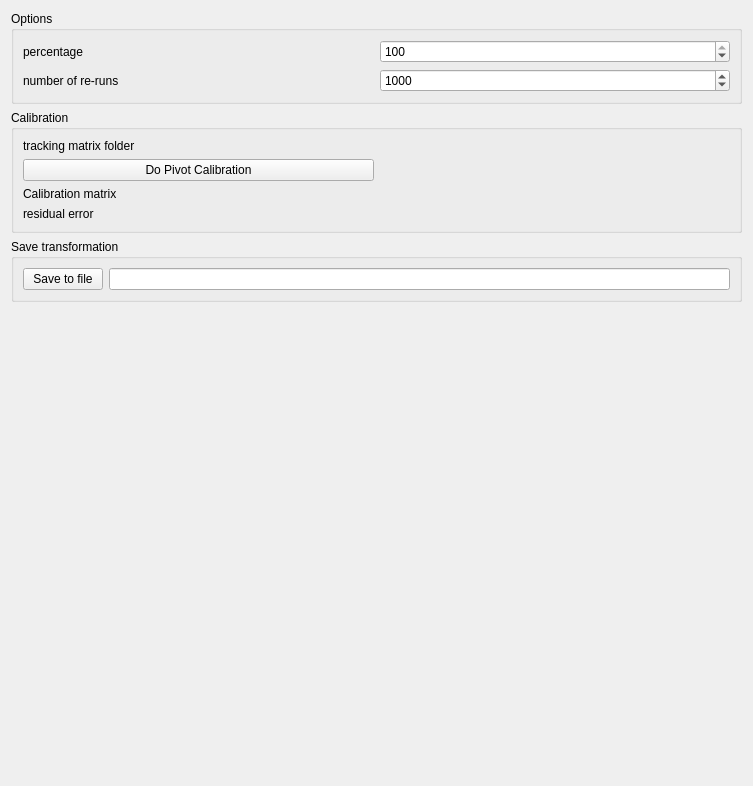
Before: the Qt Designer form Code/Gui/MITK/Plugins/uk.ac.ucl.cmic.igipivotcalibration/src/internal/PivotCalibrationView.ui in NifTK/NifTK, drawn with Qt 5.
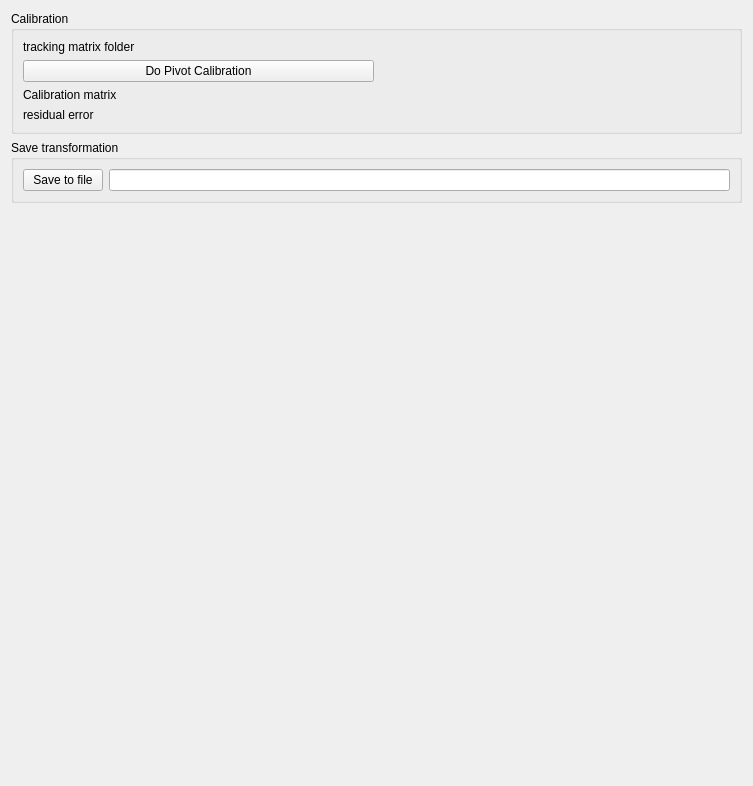
After: the same form once the commit is applied. Custom widgets are drawn as their Qt base class.

The edit to the form file:
```diff
--- a/Code/Gui/MITK/Plugins/uk.ac.ucl.cmic.igipivotcalibration/src/internal/PivotCalibrationView.ui
+++ b/Code/Gui/MITK/Plugins/uk.ac.ucl.cmic.igipivotcalibration/src/internal/PivotCalibrationView.ui
@@ -15,60 +15,7 @@
   </property>
   <layout class="QVBoxLayout" name="verticalLayout_2">
    <item>
-    <widget class="QGroupBox" name="m_SegmetationGroup">
-     <property name="title">
-      <string>Options</string>
-     </property>
-     <layout class="QGridLayout" name="gridLayout_22">
-      <item row="0" column="0">
-       <layout class="QGridLayout" name="gridLayout_17">
-        <item row="0" column="0">
-         <widget class="QLabel" name="m_PercentageLabel">
-          <property name="text">
-           <string>percentage</string>
-          </property>
-         </widget>
-        </item>
-        <item row="0" column="1">
-         <widget class="QSpinBox" name="m_PercentageSpinBox">
-          <property name="maximum">
-           <number>100</number>
-          </property>
-          <property name="value">
-           <number>100</number>
-          </property>
-         </widget>
-        </item>
-        <item row="1" column="1">
-         <widget class="QSpinBox" name="m_NumberOfReRunsSpinBox">
-          <property name="minimum">
-           <number>1</number>
-          </property>
-          <property name="maximum">
-           <number>100000</number>
-          </property>
-          <property name="singleStep">
-           <number>1</number>
-          </property>
-          <property name="value">
-           <number>1000</number>
-          </property>
-         </widget>
-        </item>
-        <item row="1" column="0">
-         <widget class="QLabel" name="m_VesselHistPeakLabel">
-          <property name="text">
-           <string>number of re-runs</string>
-          </property>
-         </widget>
-        </item>
-       </layout>
-      </item>
-     </layout>
-    </widget>
-   </item>
-   <item>
-    <widget class="QGroupBox" name="m_ImageFromDiskGroup">
+    <widget class="QGroupBox" name="m_PivotCalibrationGroup">
      <property name="title">
       <string>Calibration</string>
      </property>
```
